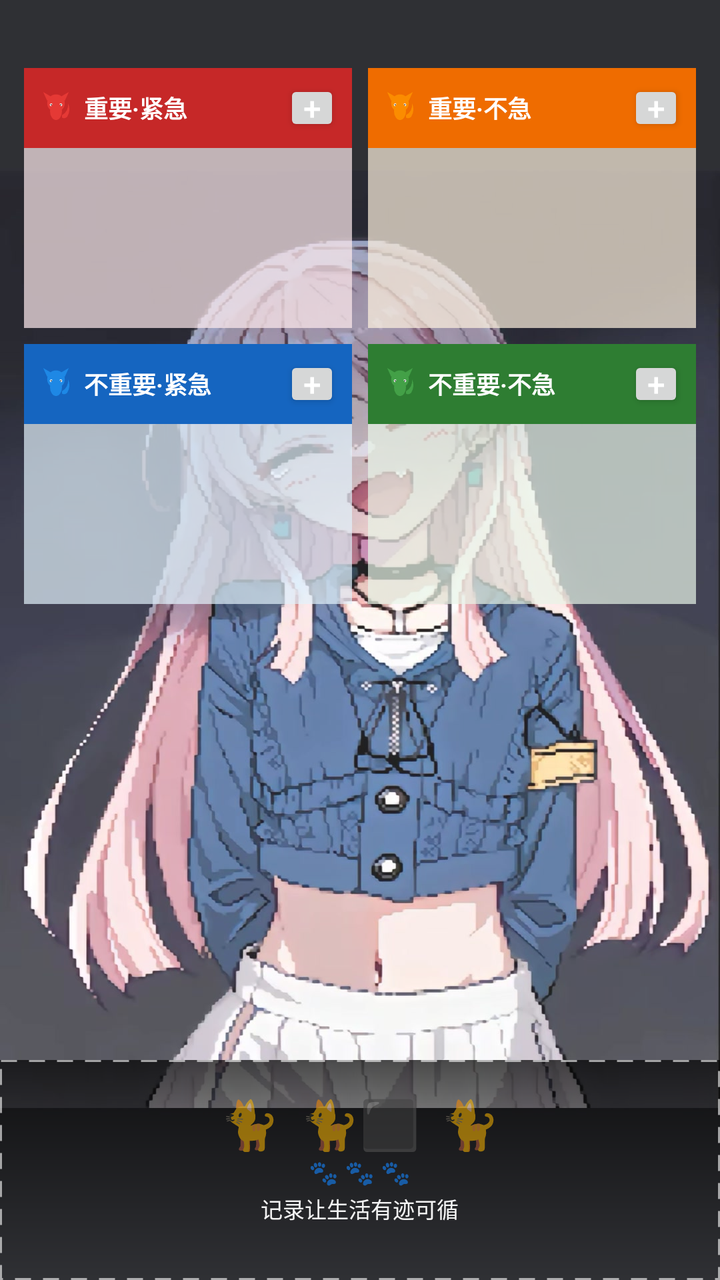
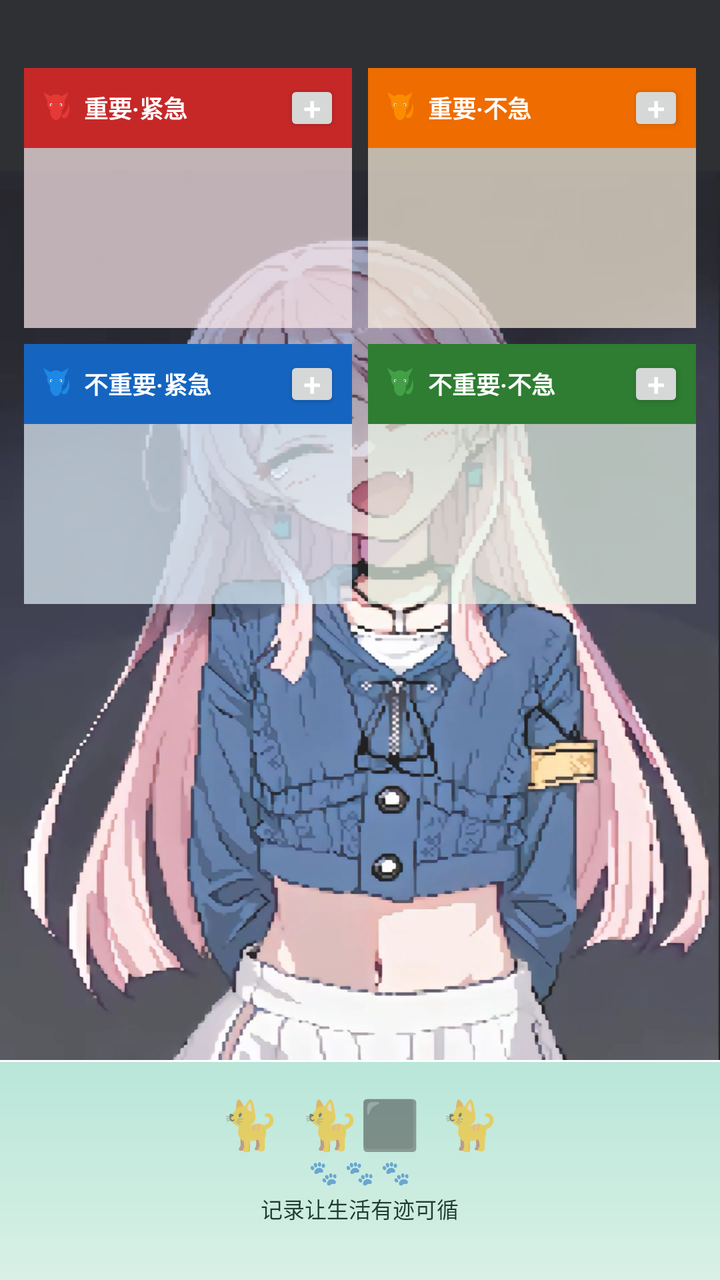

Before-and-after screenshots of an Android layout around one commit, followed by the original layout XML and the change that was made.
<!-- AndroidManifest.xml: application theme Theme.Notes -->
<!-- res/layout/fragment_quad.xml -->
<?xml version="1.0" encoding="utf-8"?>
<FrameLayout xmlns:android="http://schemas.android.com/apk/res/android"
    android:layout_width="match_parent"
    android:layout_height="match_parent">

    
    <ImageView
        android:layout_width="match_parent"
        android:layout_height="match_parent"
        android:scaleType="centerCrop"
        android:src="@drawable/bg_anime" />

    <ScrollView
        android:layout_width="match_parent"
        android:layout_height="match_parent"
        android:background="@color/scrim"
        android:clipToPadding="false"
        android:paddingTop="22dp"
        android:paddingBottom="0dp">

        <LinearLayout
            android:layout_width="match_parent"
            android:layout_height="wrap_content"
            android:orientation="vertical"
            android:padding="8dp"
            android:paddingBottom="120dp">

                
                <LinearLayout
                    android:layout_width="match_parent"
                    android:layout_height="wrap_content"
                    android:orientation="horizontal"
                    android:weightSum="2">

                    <LinearLayout
                        android:layout_width="0dp"
                        android:layout_height="wrap_content"
                        android:layout_weight="1"
                        android:layout_margin="4dp"
                        android:orientation="vertical">

                        <LinearLayout
                            android:layout_width="match_parent"
                            android:layout_height="wrap_content"
                            android:background="@color/q1_header"
                            android:orientation="horizontal"
                            android:gravity="center_vertical"
                            android:paddingHorizontal="6dp"
                            android:paddingVertical="6dp">

                            <ImageView
                                android:layout_width="20dp"
                                android:layout_height="20dp"
                                android:layout_marginEnd="4dp"
                                android:src="@drawable/cat_quad1" />

                            <TextView
                                android:layout_width="0dp"
                                android:layout_height="wrap_content"
                                android:layout_weight="1"
                                android:text="重要·紧急"
                                android:textColor="#FFFFFF"
                                android:textSize="12sp"
                                android:textStyle="bold"
                                android:maxLines="1"
                                android:ellipsize="end" />

                            <Button
                                android:id="@+id/add1"
                                android:layout_width="28dp"
                                android:layout_height="28dp"
                                android:layout_marginStart="4dp"
                                android:padding="0dp"
                                android:text="+"
                                android:textSize="16sp"
                                android:textColor="#FFFFFF" />
                        </LinearLayout>

                        <LinearLayout
                            android:id="@+id/zone1"
                            android:layout_width="match_parent"
                            android:layout_height="wrap_content"
                            android:background="@color/q1_light"
                            android:minHeight="90dp"
                            android:orientation="vertical"
                            android:padding="4dp" />
                    </LinearLayout>

                    <LinearLayout
                        android:layout_width="0dp"
                        android:layout_height="wrap_content"
                        android:layout_weight="1"
                        android:layout_margin="4dp"
                        android:orientation="vertical">

                        <LinearLayout
                            android:layout_width="match_parent"
                            android:layout_height="wrap_content"
                            android:background="@color/q2_header"
                            android:orientation="horizontal"
                            android:gravity="center_vertical"
                            android:paddingHorizontal="6dp"
                            android:paddingVertical="6dp">

                            <ImageView
                                android:layout_width="20dp"
                                android:layout_height="20dp"
                                android:layout_marginEnd="4dp"
                                android:src="@drawable/cat_quad2" />

                            <TextView
                                android:layout_width="0dp"
                                android:layout_height="wrap_content"
                                android:layout_weight="1"
                                android:text="重要·不急"
                                android:textColor="#FFFFFF"
                                android:textSize="12sp"
                                android:textStyle="bold"
                                android:maxLines="1"
                                android:ellipsize="end" />

                            <Button
                                android:id="@+id/add2"
                                android:layout_width="28dp"
                                android:layout_height="28dp"
                                android:layout_marginStart="4dp"
                                android:padding="0dp"
                                android:text="+"
                                android:textSize="16sp"
                                android:textColor="#FFFFFF" />
                        </LinearLayout>

                        <LinearLayout
                            android:id="@+id/zone2"
                            android:layout_width="match_parent"
                            android:layout_height="wrap_content"
                            android:background="@color/q2_light"
                            android:minHeight="90dp"
                            android:orientation="vertical"
                            android:padding="4dp" />
                    </LinearLayout>
                </LinearLayout>

                
                <LinearLayout
                    android:layout_width="match_parent"
                    android:layout_height="wrap_content"
                    android:orientation="horizontal"
                    android:weightSum="2">

                    <LinearLayout
                        android:layout_width="0dp"
                        android:layout_height="wrap_content"
                        android:layout_weight="1"
                        android:layout_margin="4dp"
                        android:orientation="vertical">

                        <LinearLayout
                            android:layout_width="match_parent"
                            android:layout_height="wrap_content"
                            android:background="@color/q3_header"
                            android:orientation="horizontal"
                            android:gravity="center_vertical"
                            android:paddingHorizontal="6dp"
                            android:paddingVertical="6dp">

                            <ImageView
                                android:layout_width="20dp"
                                android:layout_height="20dp"
                                android:layout_marginEnd="4dp"
                                android:src="@drawable/cat_quad3" />

                            <TextView
                                android:layout_width="0dp"
                                android:layout_height="wrap_content"
                                android:layout_weight="1"
                                android:text="不重要·紧急"
                                android:textColor="#FFFFFF"
                                android:textSize="12sp"
                                android:textStyle="bold"
                                android:maxLines="1"
                                android:ellipsize="end" />

                            <Button
                                android:id="@+id/add3"
                                android:layout_width="28dp"
                                android:layout_height="28dp"
                                android:layout_marginStart="4dp"
                                android:padding="0dp"
                                android:text="+"
                                android:textSize="16sp"
                                android:textColor="#FFFFFF" />
                        </LinearLayout>

                        <LinearLayout
                            android:id="@+id/zone3"
                            android:layout_width="match_parent"
                            android:layout_height="wrap_content"
                            android:background="@color/q3_light"
                            android:minHeight="90dp"
                            android:orientation="vertical"
                            android:padding="4dp" />
                    </LinearLayout>

                    <LinearLayout
                        android:layout_width="0dp"
                        android:layout_height="wrap_content"
                        android:layout_weight="1"
                        android:layout_margin="4dp"
                        android:orientation="vertical">

                        <LinearLayout
                            android:layout_width="match_parent"
                            android:layout_height="wrap_content"
                            android:background="@color/q4_header"
                            android:orientation="horizontal"
                            android:gravity="center_vertical"
                            android:paddingHorizontal="6dp"
                            android:paddingVertical="6dp">

                            <ImageView
                                android:layout_width="20dp"
                                android:layout_height="20dp"
                                android:layout_marginEnd="4dp"
                                android:src="@drawable/cat_quad4" />

                            <TextView
                                android:layout_width="0dp"
                                android:layout_height="wrap_content"
                                android:layout_weight="1"
                                android:text="不重要·不急"
                                android:textColor="#FFFFFF"
                                android:textSize="12sp"
                                android:textStyle="bold"
                                android:maxLines="1"
                                android:ellipsize="end" />

                            <Button
                                android:id="@+id/add4"
                                android:layout_width="28dp"
                                android:layout_height="28dp"
                                android:layout_marginStart="4dp"
                                android:padding="0dp"
                                android:text="+"
                                android:textSize="16sp"
                                android:textColor="#FFFFFF" />
                        </LinearLayout>

                        <LinearLayout
                            android:id="@+id/zone4"
                            android:layout_width="match_parent"
                            android:layout_height="wrap_content"
                            android:background="@color/q4_light"
                            android:minHeight="90dp"
                            android:orientation="vertical"
                            android:padding="4dp" />
                    </LinearLayout>
                </LinearLayout>
            </LinearLayout>
        </ScrollView>

        
        <LinearLayout
            android:layout_width="match_parent"
            android:layout_height="110dp"
            android:layout_gravity="bottom"
            android:background="@drawable/footer_deco"
            android:gravity="center"
            android:orientation="vertical"
            android:paddingBottom="12dp">

            <LinearLayout
                android:layout_width="wrap_content"
                android:layout_height="wrap_content"
                android:gravity="center"
                android:orientation="horizontal">

                <TextView
                    android:layout_width="wrap_content"
                    android:layout_height="wrap_content"
                    android:text="🐈"
                    android:textSize="24sp" />

                <TextView
                    android:layout_width="wrap_content"
                    android:layout_height="wrap_content"
                    android:layout_marginHorizontal="10dp"
                    android:text="🐈⬛"
                    android:textSize="24sp" />

                <TextView
                    android:layout_width="wrap_content"
                    android:layout_height="wrap_content"
                    android:text="🐈"
                    android:textSize="24sp" />
            </LinearLayout>

            <TextView
                android:layout_width="wrap_content"
                android:layout_height="wrap_content"
                android:text="🐾 🐾 🐾"
                android:textColor="#CCFFFFFF"
                android:textSize="12sp" />

            <TextView
                android:layout_width="wrap_content"
                android:layout_height="wrap_content"
                android:layout_marginTop="2dp"
                android:text="记录让生活有迹可循"
                android:textColor="#F2FFFFFF"
                android:textSize="11sp" />
        </LinearLayout>
</FrameLayout>
<!-- resources referenced by this layout -->
<resources>
  <color name="q1_header">#C62828</color>
  <color name="q1_light">#B3FFEBEE</color>
  <color name="q2_header">#EF6C00</color>
  <color name="q2_light">#B3FFF3E0</color>
  <color name="q3_header">#1565C0</color>
  <color name="q3_light">#B3E3F2FD</color>
  <color name="q4_header">#2E7D32</color>
  <color name="q4_light">#B3E8F5E9</color>
  <color name="scrim">#1FFFFFFF</color>
  <!-- drawable cat_quad4 (drawable) -->
  <?xml version="1.0" encoding="utf-8"?>
  <vector xmlns:android="http://schemas.android.com/apk/res/android"
      android:width="40dp"
      android:height="40dp"
      android:viewportWidth="100"
      android:viewportHeight="100">
      <path
          android:fillColor="#43A047"
          android:pathData="M50,38m-22,0a22,22 0 1,0 44,0a22,22 0 1,0 -44,0" />
      <path
          android:fillColor="#43A047"
          android:pathData="M28,32 L18,10 L42,24 Z" />
      <path
          android:fillColor="#43A047"
          android:pathData="M72,32 L82,10 L58,24 Z" />
      <path
          android:fillColor="#FFFFFF"
          android:pathData="M38,42m-3.5,0a3.5,3.5 0 1,1 7,0a3.5,3.5 0 1,1 -7,0" />
      <path
          android:fillColor="#FFFFFF"
          android:pathData="M62,42m-3.5,0a3.5,3.5 0 1,1 7,0a3.5,3.5 0 1,1 -7,0" />
      <path
          android:fillColor="#212121"
          android:pathData="M38,42m-1.5,0a1.5,1.5 0 1,1 3,0a1.5,1.5 0 1,1 -3,0" />
      <path
          android:fillColor="#212121"
          android:pathData="M62,42m-1.5,0a1.5,1.5 0 1,1 3,0a1.5,1.5 0 1,1 -3,0" />
      <path
          android:fillColor="#C8E6C9"
          android:pathData="M47,50 L53,50 L50,55 Z" />
      <path
          android:fillColor="#212121"
          android:pathData="M45,58 Q50,62 55,58"
          android:strokeWidth="2"
          android:strokeColor="#212121"
          android:strokeLineCap="round" />
      <path
          android:fillColor="#43A047"
          android:pathData="M35,58 A15,22 0 0,0 65,58 A15,22 0 0,0 35,58" />
      <path
          android:fillColor="#43A047"
          android:pathData="M65,68 Q82,58 80,38 Q88,55 78,72 Q72,78 65,74 Z" />
  </vector>
  <!-- drawable footer_deco (drawable) -->
  <?xml version="1.0" encoding="utf-8"?>
  <layer-list xmlns:android="http://schemas.android.com/apk/res/android">
      
      <item>
          <shape android:shape="rectangle">
              <gradient
                  android:angle="90"
                  android:startColor="#00000000"
                  android:endColor="#B3000000" />
          </shape>
      </item>
      
      <item android:gravity="top">
          <shape android:shape="rectangle">
              <stroke
                  android:width="1dp"
                  android:color="#99FFFFFF"
                  android:dashWidth="8dp"
                  android:dashGap="6dp" />
              <solid android:color="#00000000" />
          </shape>
      </item>
  </layer-list>
  <style name="Theme.Notes" parent="Theme.MaterialComponents.DayNight.NoActionBar">
          <item name="colorPrimary">@color/brand</item>
          <item name="colorPrimaryDark">@color/brand_dark</item>
          <item name="colorAccent">@color/brand</item>
          
          <item name="android:statusBarColor">@android:color/transparent</item>
          <item name="android:windowLightStatusBar">false</item>
          <item name="android:windowBackground">@color/bg</item>
      </style>
  <color name="brand">#00897B</color>
  <color name="brand_dark">#00695C</color>
  <color name="bg">#F2F3F5</color>
</resources>

<!-- the commit's change to res/layout/fragment_quad.xml (unified diff, before → after) -->
@@ -299,7 +299,7 @@
                 android:layout_width="wrap_content"
                 android:layout_height="wrap_content"
                 android:text="🐾 🐾 🐾"
-                android:textColor="#CCFFFFFF"
+                android:textColor="#88000000"
                 android:textSize="12sp" />
 
             <TextView
@@ -307,7 +307,7 @@
                 android:layout_height="wrap_content"
                 android:layout_marginTop="2dp"
                 android:text="记录让生活有迹可循"
-                android:textColor="#F2FFFFFF"
+                android:textColor="#FF1F3D2E"
                 android:textSize="11sp" />
         </LinearLayout>
 </FrameLayout>
<!-- resource entries referenced after the edit -->
@@ -56,24 +56,18 @@
   <!-- drawable footer_deco (drawable) -->
   <?xml version="1.0" encoding="utf-8"?>
   <layer-list xmlns:android="http://schemas.android.com/apk/res/android">
-      
       <item>
           <shape android:shape="rectangle">
               <gradient
                   android:angle="90"
-                  android:startColor="#00000000"
-                  android:endColor="#B3000000" />
+                  android:startColor="#D9F0E5"
+                  android:endColor="#B8E6D9" />
           </shape>
       </item>
       
-      <item android:gravity="top">
+      <item android:gravity="top" android:height="1dp">
           <shape android:shape="rectangle">
-              <stroke
-                  android:width="1dp"
-                  android:color="#99FFFFFF"
-                  android:dashWidth="8dp"
-                  android:dashGap="6dp" />
-              <solid android:color="#00000000" />
+              <solid android:color="#FFFFFFFF" />
           </shape>
       </item>
   </layer-list>
